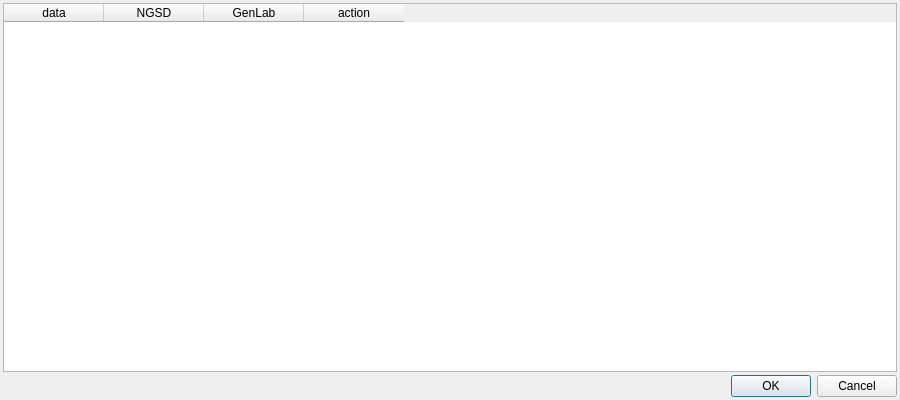
The window that src/GSvar/GenLabImportDialog.ui (imgag/ngs-bits) describes before a commit, drawn with Qt 5.
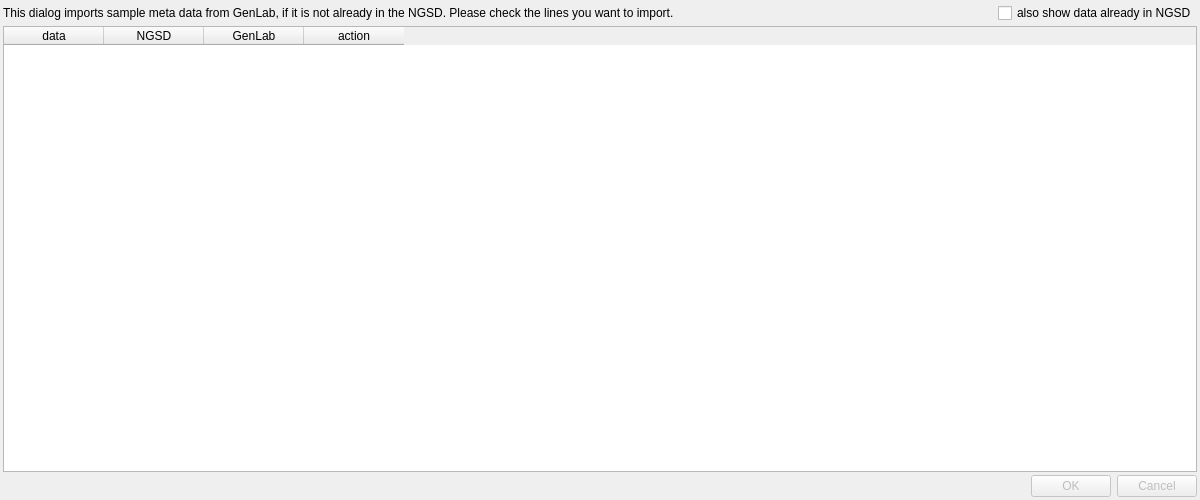
The same window after the commit.

Commit message: GSvar: implemented dedicated dialog for GenLab meta data import.

```diff
--- a/src/GSvar/GenLabImportDialog.ui
+++ b/src/GSvar/GenLabImportDialog.ui
@@ -6,20 +6,20 @@
    <rect>
     <x>0</x>
     <y>0</y>
-    <width>900</width>
-    <height>400</height>
+    <width>1200</width>
+    <height>500</height>
    </rect>
   </property>
   <property name="minimumSize">
    <size>
-    <width>900</width>
-    <height>400</height>
+    <width>1200</width>
+    <height>500</height>
    </size>
   </property>
   <property name="windowTitle">
    <string>GenLab import</string>
   </property>
-  <layout class="QGridLayout" name="gridLayout">
+  <layout class="QGridLayout" name="gridLayout" rowstretch="0,1,0" columnstretch="1,0,0">
    <property name="leftMargin">
     <number>3</number>
    </property>
@@ -36,6 +36,26 @@
     <number>3</number>
    </property>
    <item row="0" column="0" colspan="2">
+    <widget class="QLabel" name="label">
+     <property name="sizePolicy">
+      <sizepolicy hsizetype="Expanding" vsizetype="Preferred">
+       <horstretch>0</horstretch>
+       <verstretch>0</verstretch>
+      </sizepolicy>
+     </property>
+     <property name="text">
+      <string>This dialog imports sample meta data from GenLab, if it is not already in the NGSD. Please check the lines you want to import.</string>
+     </property>
+    </widget>
+   </item>
+   <item row="0" column="2">
+    <widget class="QCheckBox" name="show_in_ngsd">
+     <property name="text">
+      <string>also show data already in NGSD</string>
+     </property>
+    </widget>
+   </item>
+   <item row="1" column="0" colspan="3">
     <widget class="QTableWidget" name="table">
      <property name="editTriggers">
       <set>QAbstractItemView::NoEditTriggers</set>
@@ -71,8 +91,11 @@
      </column>
     </widget>
    </item>
-   <item row="1" column="0" colspan="2">
+   <item row="2" column="0" colspan="3">
     <widget class="QDialogButtonBox" name="buttonBox">
+     <property name="enabled">
+      <bool>false</bool>
+     </property>
      <property name="orientation">
       <enum>Qt::Horizontal</enum>
      </property>
```
Left out of the diff: 8 changed lines with no effect on the pictures. The commit also changes 22 other files.
